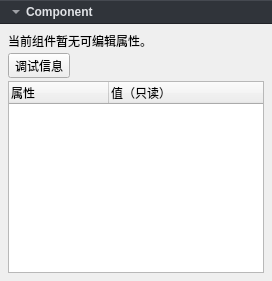
Old version of the form GameSprout/View/SceneObjectUI/ComponentInfoSection.ui in the repository Heroinaddicts/G-Foundation.
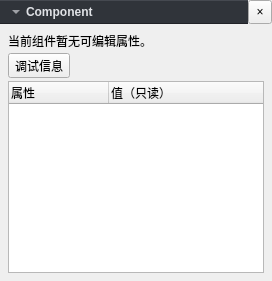
New version of the form.

The edit to the form file:
```diff
--- a/GameSprout/View/SceneObjectUI/ComponentInfoSection.ui
+++ b/GameSprout/View/SceneObjectUI/ComponentInfoSection.ui
@@ -22,6 +22,24 @@
     <number>0</number>
    </property>
    <item>
+    <widget class="QWidget" name="componentHeader">
+     <layout class="QHBoxLayout" name="headerLayout">
+      <property name="leftMargin">
+       <number>0</number>
+      </property>
+      <property name="rightMargin">
+       <number>0</number>
+      </property>
+      <property name="topMargin">
+       <number>0</number>
+      </property>
+      <property name="bottomMargin">
+       <number>0</number>
+      </property>
+      <property name="spacing">
+       <number>0</number>
+      </property>
+      <item>
     <widget class="QToolButton" name="componentHeaderButton">
      <property name="sizePolicy">
       <sizepolicy hsizetype="Expanding" vsizetype="Fixed">
@@ -65,6 +83,34 @@
      <property name="accessibleName">
       <string>展开或折叠组件</string>
      </property>
+       </widget>
+      </item>
+      <item>
+       <widget class="QToolButton" name="removeComponentButton">
+        <property name="text">
+         <string>×</string>
+        </property>
+        <property name="toolTip">
+         <string>移除此组件</string>
+        </property>
+        <property name="accessibleName">
+         <string>移除组件</string>
+        </property>
+        <property name="minimumSize">
+         <size>
+          <width>24</width>
+          <height>24</height>
+         </size>
+        </property>
+        <property name="maximumSize">
+         <size>
+          <width>24</width>
+          <height>24</height>
+         </size>
+        </property>
+       </widget>
+      </item>
+     </layout>
     </widget>
    </item>
    <item>
```
Lines whose indentation alone changed are shown as unchanged.
